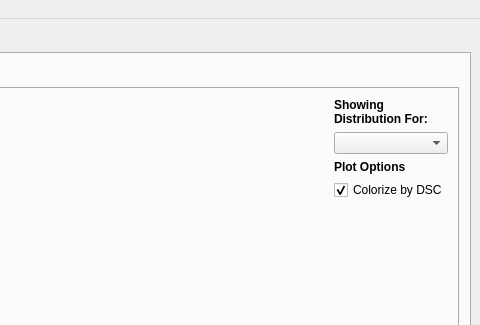
gill14/AccuPatt, file accupatt/windows/ui/mainWindow.ui: the form before one commit; both pictures show x 635 to 1115 and y 0 to 325 of the 1115 by 692 pixel window.
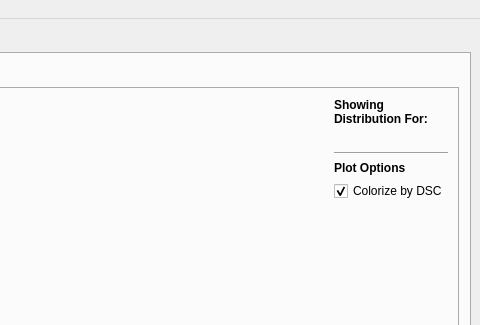
The form after the commit. Custom widgets are drawn as their Qt base class.

Patch:
```diff
--- a/accupatt/windows/ui/mainWindow.ui
+++ b/accupatt/windows/ui/mainWindow.ui
@@ -1778,18 +1778,16 @@
                </widget>
               </item>
               <item>
-               <widget class="QComboBox" name="comboBoxSprayCardDist2">
-                <property name="sizePolicy">
-                 <sizepolicy hsizetype="Preferred" vsizetype="Fixed">
-                  <horstretch>0</horstretch>
-                  <verstretch>0</verstretch>
-                 </sizepolicy>
+               <widget class="QLabel" name="labelSpatialShowing">
+                <property name="text">
+                 <string/>
                 </property>
-                <property name="maximumSize">
-                 <size>
-                  <width>16777215</width>
-                  <height>16777215</height>
-                 </size>
+               </widget>
+              </item>
+              <item>
+               <widget class="Line" name="line">
+                <property name="orientation">
+                 <enum>Qt::Horizontal</enum>
                 </property>
                </widget>
               </item>
```
